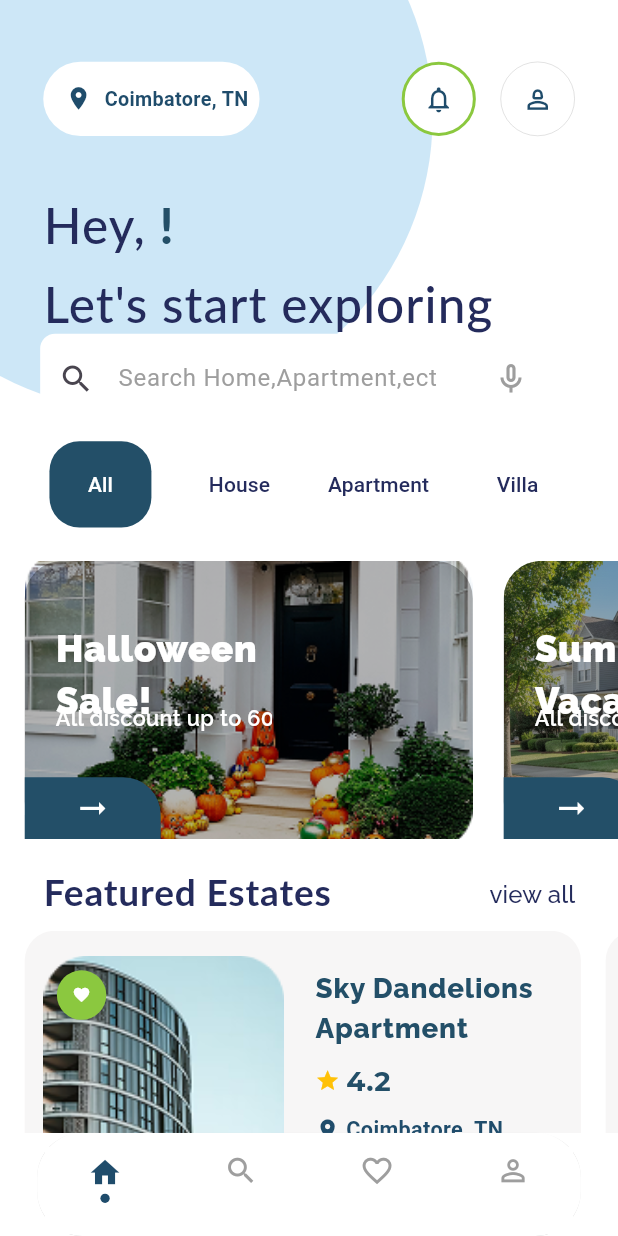
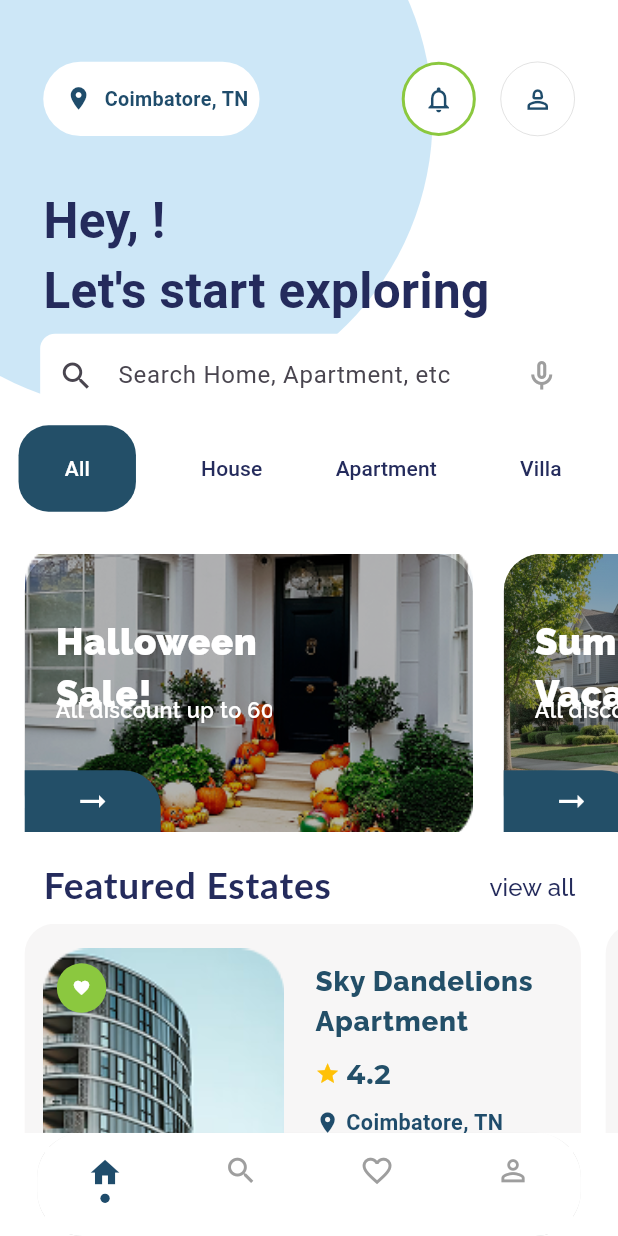
Before and after one commit to Javith148/smart-real-estate-project, a Flutter app: the HomePage screen opened directly, on a phone screen of 412 x 824 dp. Run offline on Flutter 3.47's test engine with Material 3 defaults, Android fonts, the phone set to English and light mode, and no system bars; our stand-ins replace google_fonts, shared_preferences; missing offline and left inert: mailer; accounts and stored records are empty; Roboto replaces fonts that are missing (Lato).

Commit message:
tab bar correction

```diff
--- a/lib/homepage.dart
+++ b/lib/homepage.dart
@@ -62,7 +62,6 @@ class _HomePageState extends State<HomePage> {
     Center(child: Text("Profile Page")),
   ];
 
-  // LOGOUT
   Future<void> logout(BuildContext context) async {
     SharedPreferences prefs = await SharedPreferences.getInstance();
     await prefs.clear();
@@ -82,10 +81,9 @@ class _HomePageState extends State<HomePage> {
       backgroundColor: Colors.white,
       body: pages[pageIndex],
 
-      // BOTTOM NAVIGATION
       bottomNavigationBar: Padding(
         padding: EdgeInsets.symmetric(
-          horizontal: width * 0.06, // LEFT & RIGHT SPACING
+          horizontal: width * 0.06,
         ),
         child: ClipRRect(
           borderRadius: BorderRadius.circular(30),
@@ -161,7 +159,6 @@ class _HomePageState extends State<HomePage> {
           ),
           SizedBox(height: height * 0.003),
 
-          // DOT BELOW SELECTED ICON
           if (isSelected)
             Container(
               width: width * 0.015,
@@ -179,7 +176,6 @@ class _HomePageState extends State<HomePage> {
   }
 }
 
-// HOME BODY UI (YOUR ORIGINAL DESIGN)
 class HomeBody extends StatelessWidget {
   @override
   Widget build(BuildContext context) {
@@ -188,11 +184,13 @@ class HomeBody extends StatelessWidget {
 
     final username = context.watch<Createprovider>().username;
 
-    return SingleChildScrollView(
-      child: Column(
-        children: [
-          SizedBox(
-            height: height * 0.30,
+    return DefaultTabController(
+      length: 4,
+      child: NestedScrollView(
+        headerSliverBuilder: (context, innerBoxIsScrolled) => [
+          SliverToBoxAdapter(
+            child: SizedBox(
+              height: height * 0.33,
               child: Stack(
                 clipBehavior: Clip.none,
                 children: [
@@ -209,7 +207,6 @@ class HomeBody extends StatelessWidget {
                     ),
                   ),
 
-                // TOP BAR
                   Positioned(
                     top: height * 0.05,
                     left: width * 0.07,
@@ -229,7 +226,7 @@ class HomeBody extends StatelessWidget {
                               Icon(
                                 Icons.location_on,
                                 size: height * 0.022,
-                              color: const Color(0xFF1F4C6B),
+                                color: Color(0xFF1F4C6B),
                               ),
                               SizedBox(width: width * 0.02),
                               Text(
@@ -237,16 +234,14 @@ class HomeBody extends StatelessWidget {
                                 style: TextStyle(
                                   fontSize: width * 0.032,
                                   fontWeight: FontWeight.bold,
-                                color: const Color(0xFF1F4C6B),
+                                  color: Color(0xFF1F4C6B),
                                 ),
                               ),
                             ],
                           ),
                         ),
-
                         SizedBox(width: width * 0.23),
 
-                      // NOTIFICATION BUTTON
                         Container(
                           width: width * 0.12,
                           height: width * 0.12,
@@ -254,20 +249,18 @@ class HomeBody extends StatelessWidget {
                             color: Colors.white,
                             shape: BoxShape.circle,
                             border: Border.all(
-                            color: const Color(0xFF8BC83F),
+                              color: Color(0xFF8BC83F),
                               width: 2,
                             ),
                           ),
                           child: Icon(
                             Icons.notifications_none_outlined,
                             size: height * 0.025,
-                          color: const Color(0xFF1F4C6B),
+                            color: Color(0xFF1F4C6B),
                           ),
                         ),
-
                         SizedBox(width: width * 0.04),
 
-                      // PROFILE ICON
                         Container(
                           width: width * 0.12,
                           height: width * 0.12,
@@ -279,165 +272,81 @@ class HomeBody extends StatelessWidget {
                           child: Icon(
                             Icons.person_2_outlined,
                             size: height * 0.025,
-                          color: const Color(0xFF1F4C6B),
+                            color: Color(0xFF1F4C6B),
                           ),
                         ),
                       ],
                     ),
                   ),
+
                   Positioned(
                     top: height * 0.15,
                     left: width * 0.07,
                     right: width * 0.05,
-                  child: Text.rich(
-                    TextSpan(
-                      children: [
-                        TextSpan(
-                          text: 'Hey,',
+                    child: Text(
+                      "Hey, $username!\nLet's start exploring",
                       style: TextStyle(
-                            color: const Color(0xFF242B5C),
+                        color: Color(0xFF242B5C),
                         fontSize: width * 0.080,
-                            fontFamily: 'Lato',
-                            fontWeight: FontWeight.w500,
-                            height: 1.60,
-                            letterSpacing: 0.75,
+                        fontWeight: FontWeight.w700,
                       ),
                     ),
-                        TextSpan(
-                          text: ' ',
-                          style: TextStyle(
-                            color: const Color(0xFF242B5C),
-                            fontSize: width * 0.080,
-                            fontFamily: 'Lato',
-                            fontWeight: FontWeight.w600,
-                            height: 1.60,
-                            letterSpacing: 0.75,
                   ),
+
+                  Positioned(
+                    top: height * 0.27,
+                    left: width * 0.065,
+                    right: width * 0.065,
+                    child: TextFormField(
+                      decoration: InputDecoration(
+                        filled: true,
+                        fillColor: Colors.white,
+                        border: OutlineInputBorder(
+                          borderRadius: BorderRadius.circular(10),
+                          borderSide: BorderSide.none,
                         ),
-                        TextSpan(
-                          text: '$username!',
-                          style: TextStyle(
-                            color: const Color(0xFF234F68),
-                            fontSize: width * 0.080,
-                            fontFamily: 'Lato',
-                            fontWeight: FontWeight.w800,
-                            height: 1.60,
-                            letterSpacing: 0.75,
+                        prefixIcon: Icon(Icons.search),
+                        suffixIcon: Icon(
+                          Icons.mic_none_outlined,
+                          color: Colors.grey,
                         ),
+                        labelText: "Search Home, Apartment, etc",
+                        floatingLabelBehavior: FloatingLabelBehavior.never,
                       ),
-                        TextSpan(
-                          text: ' \n',
-                          style: TextStyle(
-                            color: const Color(0xFF242B5C),
-                            fontSize: width * 0.080,
-                            fontFamily: 'Lato',
-                            fontWeight: FontWeight.w800,
-                            height: 1.60,
-                            letterSpacing: 0.75,
-                          ),
-                        ),
-                        TextSpan(
-                          text: "Let's start exploring",
-                          style: TextStyle(
-                            color: const Color(0xFF242B5C),
-                            fontSize: width * 0.080,
-                            fontFamily: 'Lato',
-                            fontWeight: FontWeight.w500,
-                            height: 1.60,
-                            letterSpacing: 0.75,
                     ),
                   ),
                 ],
               ),
             ),
           ),
-                 Positioned(
-            top: height * 0.27,
-            left: width * 0.00,
-            right: width * 0.05,
-            child: Padding(
-              padding: EdgeInsets.symmetric(horizontal: width * 0.065),
-              child: TextFormField(
-                decoration: InputDecoration(
-                  filled: true,
-                  fillColor: Colors.white,
 
-                  // Normal (no border)
-                  border: OutlineInputBorder(
-                    borderRadius: BorderRadius.circular(10),
-                    borderSide: BorderSide.none,
-                  ),
-                  enabledBorder: OutlineInputBorder(
-                    borderRadius: BorderRadius.circular(10),
-                    borderSide: BorderSide.none,
-                  ),
-
-                  // Show border when focused
-                  focusedBorder: OutlineInputBorder(
-                    borderRadius: BorderRadius.circular(10),
-                    borderSide: BorderSide(color: Colors.blue, width: 2),
-                  ),
-
-                  contentPadding: EdgeInsets.symmetric(vertical: 18),
-
-                  prefixIcon: Icon(Icons.search),
-
-                  labelText: "Search Home,Apartment,ect",
-                  labelStyle: TextStyle(color: Colors.grey),
-
-                  floatingLabelBehavior: FloatingLabelBehavior.never,
-
-                  suffixIcon: IconButton(
-                    icon: Icon(Icons.mic_none_outlined, color: Colors.grey),
-                    onPressed: () {},
-                  ),
-                ),
-              ),
-            ),
-          ),
-              ],
-            ),
-          ),
-
-          SizedBox(height: height * 0.05),
-          DefaultTabController(
-            length: 4,
+          // TABBAR – NOT STICKY NOW
+          SliverToBoxAdapter(
             child: Container(
-              height: MediaQuery.of(context).size.height * 0.60,
-              child: Column(
-                children: [
-                  Material(
               color: Colors.white,
-                    child: Container(
-                      padding: EdgeInsets.symmetric(
-                        vertical: MediaQuery.of(context).size.height * 0.005,
-                        horizontal: MediaQuery.of(context).size.width * 0.05,
-                      ),
+              padding: EdgeInsets.only(top: 10, bottom: 10),
               child: TabBar(
-                        // SELECTED TAB BOX STYLE
                 indicator: BoxDecoration(
-                          color: Color(0xFF234F68),
+                  color: const Color(0xFF234F68),
                   borderRadius: BorderRadius.circular(20),
                 ),
 
-                        // CONTROL SELECTED TAB HEIGHT + WIDTH
                 indicatorPadding: EdgeInsets.symmetric(
-                          vertical: MediaQuery.of(context).size.height * 0.002,
-                          horizontal: MediaQuery.of(context).size.width * 0.03,
+                  vertical: height * 0.002,
+                  horizontal: width * 0.03,
                 ),
 
                 indicatorSize: TabBarIndicatorSize.tab,
                 indicatorWeight: 0,
-                        indicatorColor: Colors.transparent,
                 dividerColor: Colors.transparent,
 
                 labelPadding: EdgeInsets.symmetric(
-                          horizontal: MediaQuery.of(context).size.width * 0.03,
-                          vertical: MediaQuery.of(context).size.height * 0.009,
+                  horizontal: width * 0.03,
+                  vertical: height * 0.009,
                 ),
 
                 labelColor: Colors.white,
-                        unselectedLabelColor: Color(0xFF242B5C),
+                unselectedLabelColor: const Color(0xFF242B5C),
 
                 tabs: const [
                   Tab(text: "All"),
@@ -448,37 +357,16 @@ class HomeBody extends StatelessWidget {
               ),
             ),
           ),
+        ],
 
-                  Expanded(
-                    child: TabBarView(
+        body: TabBarView(
           children: [
             Alltab(),
-                        Center(
-                          child: Text(
-                            "Homes List",
-                            style: TextStyle(fontSize: 22),
-                          ),
-                        ),
-                        Center(
-                          child: Text(
-                            "Apartments List",
-                            style: TextStyle(fontSize: 22),
-                          ),
-                        ),
-                        Center(
-                          child: Text(
-                            "Villas List",
-                            style: TextStyle(fontSize: 22),
-                          ),
-                        ),
+            Center(child: Text("Homes List")),
+            Center(child: Text("Apartments List")),
+            Center(child: Text("Villas List")),
           ],
         ),
-                  ),
-                ],
-              ),
-            ),
-          ),
-        ],
       ),
     );
   }
```
Lines whose indentation alone changed are shown as unchanged.
